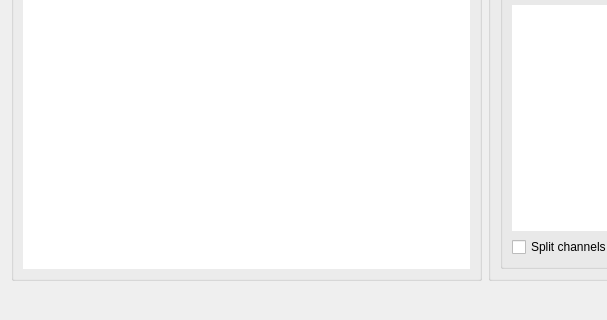
This is FLIMfitLibrary/FLIMfitQT/ImporterWidget.ui in flimfit/FLIMfit as Qt 5 draws it before an edit; both pictures show x 0 to 607 and y 178 to 498 of the 803 by 498 pixel window. The edited form follows.
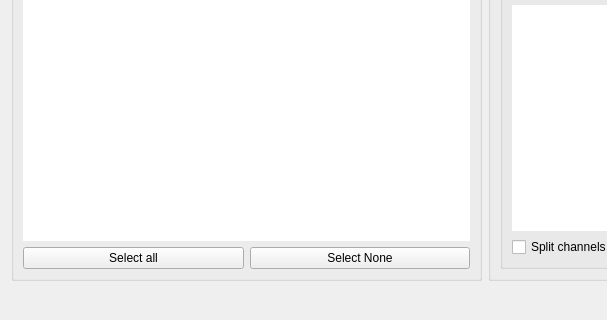
This is the edited form.

```diff
--- a/FLIMfitLibrary/FLIMfitQT/ImporterWidget.ui
+++ b/FLIMfitLibrary/FLIMfitQT/ImporterWidget.ui
@@ -69,6 +69,24 @@
           </property>
          </widget>
         </item>
+        <item>
+         <layout class="QHBoxLayout" name="horizontalLayout_3">
+          <item>
+           <widget class="QPushButton" name="select_all_button">
+            <property name="text">
+             <string>Select all</string>
+            </property>
+           </widget>
+          </item>
+          <item>
+           <widget class="QPushButton" name="select_none_button">
+            <property name="text">
+             <string>Select None</string>
+            </property>
+           </widget>
+          </item>
+         </layout>
+        </item>
        </layout>
       </widget>
      </item>
```
